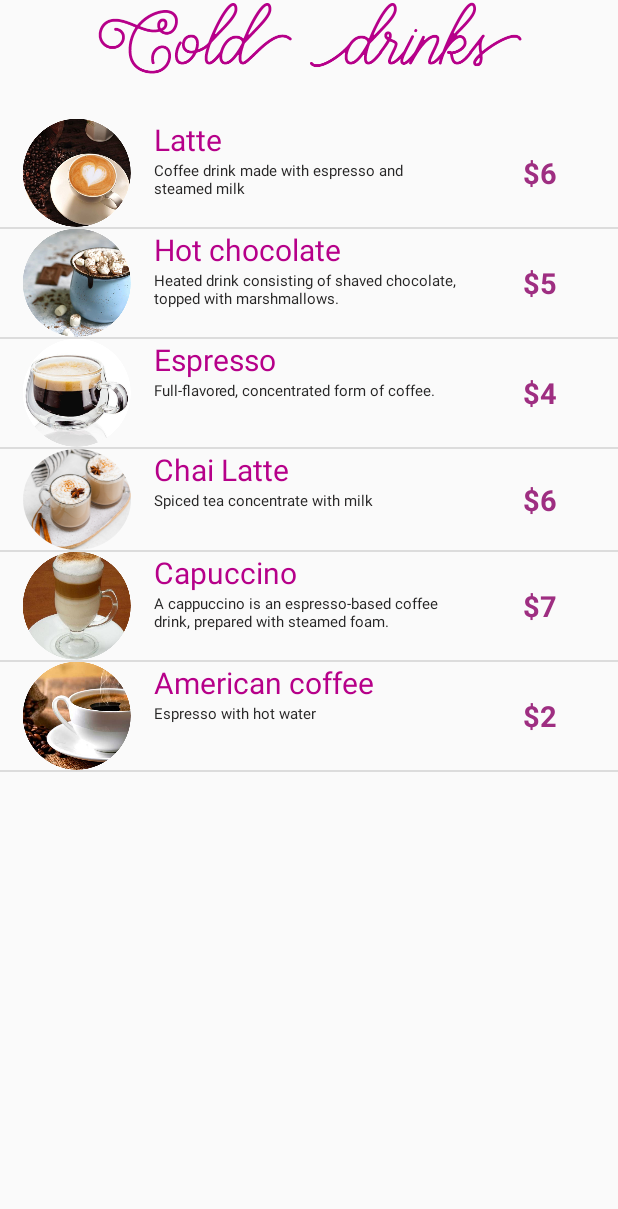
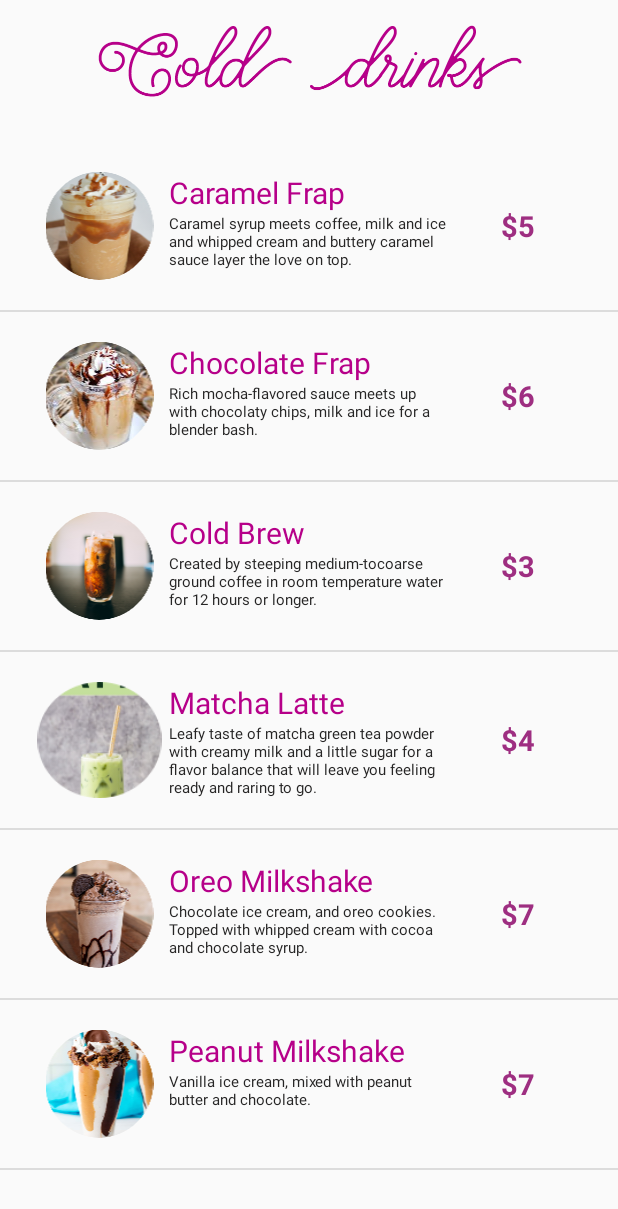
Before and after one commit to andreadg97/TheCheezery, an Android app: the ProductosActivity screen opened directly, with no data from a screen before it, on a phone screen of 412 x 824 dp. Shown: the top 1209 px of the screen. Run offline under Robolectric (Android 15) with nearby library versions, the phone set to English and light mode, and no system bars.

Commit message:
Se añadieron los productos de HotDrinks, Sweets y Salties (sin contectar a sus pantallas aún)

```diff
--- a/app/src/main/java/diaz/andrea/thecheezery/ProductosActivity.kt
+++ b/app/src/main/java/diaz/andrea/thecheezery/ProductosActivity.kt
@@ -13,6 +13,8 @@ import kotlinx.android.synthetic.main.producto_view.view.*
 class ProductosActivity : AppCompatActivity() {
     var coldDrinks = ArrayList<Product>()
     var hotDrinks = ArrayList<Product>()
+    var sweets = ArrayList<Product>()
+    var salties = ArrayList<Product>()
 
     override fun onCreate(savedInstanceState: Bundle?) {
         super.onCreate(savedInstanceState)
@@ -21,9 +23,6 @@ class ProductosActivity : AppCompatActivity() {
         cargarProductos()
 
         var adaptador = AdaptadorProductos(this, coldDrinks)
-        listview.adapter = adaptador
-
-        adaptador = AdaptadorProductos(this, hotDrinks)
         listview.adapter = adaptador
     }
 
@@ -41,6 +40,19 @@ class ProductosActivity : AppCompatActivity() {
         hotDrinks.add(Product("Chai Latte", R.drawable.chailatte, "Spiced tea concentrate with milk", 6))
         hotDrinks.add(Product("Capuccino", R.drawable.capuccino, "A cappuccino is an espresso-based coffee drink, prepared with steamed foam.", 7))
         hotDrinks.add(Product("American coffee", R.drawable.americano, "Espresso with hot water", 2))
+
+        sweets.add(Product("Blueberry cake", R.drawable.blueberrycake, "Vanilla cake flavor, topped with cheese topping and blueberries.", 6))
+        sweets.add(Product("Chocolate cupcake", R.drawable.chocolatecupcake, "Chocolate cupcakes topped with butter cream and cherries", 3))
+        sweets.add(Product("Lemon tartalette", R.drawable.lemontartalette, "Pastry shell with a lemon flavored filling", 4))
+        sweets.add(Product("Red Velvet cake", R.drawable.redvelvetcake, "Soft, moist, buttery cake topped with an easy cream cheese frosting.", 6))
+        sweets.add(Product("Cherry cheesecake", R.drawable. strawberrycheesecake, "This cherry topped cheesecake is positively creamy and delicious and will be your new favorite dessert.", 7))
+        sweets.add(Product("Tiramisu", R.drawable.tiramisu, "Coffee-flavored Italian dessert", 6))
+
+        salties.add(Product("Chicken crepes", R.drawable.chickencrepes, "Fine crepes stuffed with Alfredo chicken, spinach and mushrooms.", 6))
+        salties.add(Product("Club Sandwich", R.drawable.clubsandwich, "A delicious sandwich served with french fries.", 5))
+        salties.add(Product("Panini", R.drawable.hampanini, "Sandwich made with Italian bread served warmed by grilling.", 4))
+        salties.add(Product("Philly cheese steak", R.drawable. phillycheesesteak, "Smothered in grilled onions, green peppers, mushrooms, and Provolone.", 6))
+        salties.add(Product("Nachos", R.drawable. nachos, "Tortilla chips layered with beef and melted cheddar cheese. Served with fried beans, guacamole, pico de gallo, and sour topping.", 7))
     }
 
     private class AdaptadorProductos:BaseAdapter{
--- a/app/src/main/res/layout/activity_productos.xml
+++ b/app/src/main/res/layout/activity_productos.xml
@@ -5,7 +5,8 @@
     android:layout_width="match_parent"
     android:layout_height="match_parent"
     tools:context=".ProductosActivity"
-    android:orientation="vertical">
+    android:orientation="vertical"
+    android:paddingVertical="15dp">
 
     <ImageView
         android:layout_width="match_parent"
--- a/app/src/main/res/layout/producto_view.xml
+++ b/app/src/main/res/layout/producto_view.xml
@@ -2,7 +2,8 @@
 <LinearLayout xmlns:android="http://schemas.android.com/apk/res/android"
     android:orientation="horizontal"
     android:layout_width="match_parent"
-    android:layout_height="100dp">
+    android:layout_height="100dp"
+    android:padding="20dp">
 
     <ImageView
         android:layout_weight="1"
```
